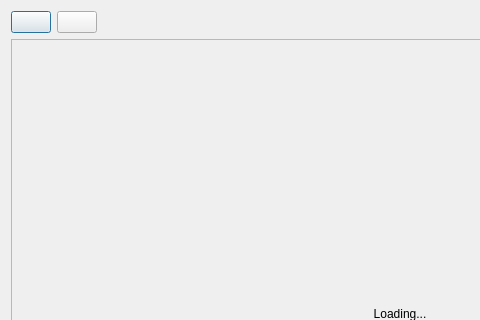
First picture: the form in pdfviewer.ui, repository pjrinaldi/wombatforensics, before the edit; both pictures show x 0 to 480 and y 0 to 320 of the 800 by 600 pixel window.
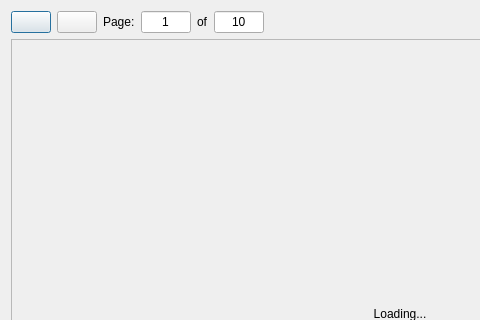
Second picture: the form after the edit. Icons and pictures are not drawn.

Commit message: simplified pdf viewer with page prev/next is working. will expand features in later versions.

Patch:
```diff
--- a/pdfviewer.ui
+++ b/pdfviewer.ui
@@ -44,6 +44,67 @@
        </property>
       </widget>
      </item>
+     <item>
+      <widget class="QLabel" name="label_2">
+       <property name="text">
+        <string>Page:</string>
+       </property>
+      </widget>
+     </item>
+     <item>
+      <widget class="QLineEdit" name="pagelineedit">
+       <property name="sizePolicy">
+        <sizepolicy hsizetype="Expanding" vsizetype="Fixed">
+         <horstretch>0</horstretch>
+         <verstretch>0</verstretch>
+        </sizepolicy>
+       </property>
+       <property name="maximumSize">
+        <size>
+         <width>50</width>
+         <height>16777215</height>
+        </size>
+       </property>
+       <property name="text">
+        <string>1</string>
+       </property>
+       <property name="maxLength">
+        <number>200</number>
+       </property>
+       <property name="alignment">
+        <set>Qt::AlignCenter</set>
+       </property>
+       <property name="readOnly">
+        <bool>true</bool>
+       </property>
+      </widget>
+     </item>
+     <item>
+      <widget class="QLabel" name="label_3">
+       <property name="text">
+        <string>of</string>
+       </property>
+      </widget>
+     </item>
+     <item>
+      <widget class="QLineEdit" name="maxlineedit">
+       <property name="maximumSize">
+        <size>
+         <width>50</width>
+         <height>16777215</height>
+        </size>
+       </property>
+       <property name="text">
+        <string>10</string>
+       </property>
+       <property name="alignment">
+        <set>Qt::AlignCenter</set>
+       </property>
+       <property name="readOnly">
+        <bool>true</bool>
+       </property>
+      </widget>
+     </item>
      <item>
       <spacer name="horizontalSpacer">
        <property name="orientation">
```
The commit also changes 3 other files.
